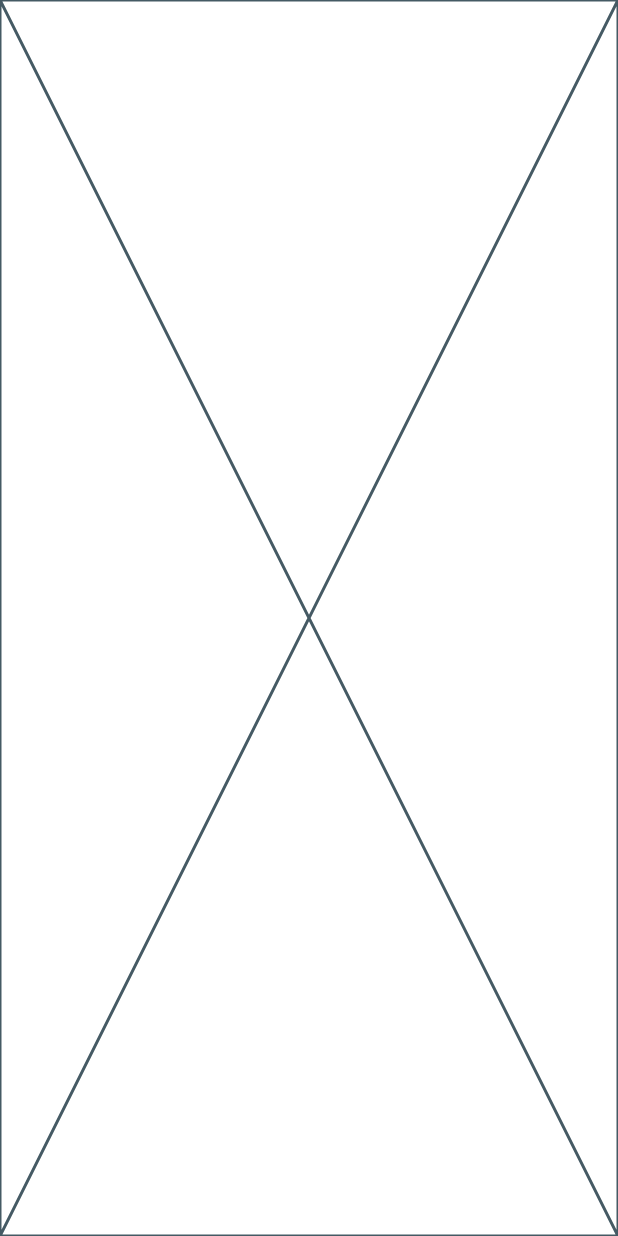
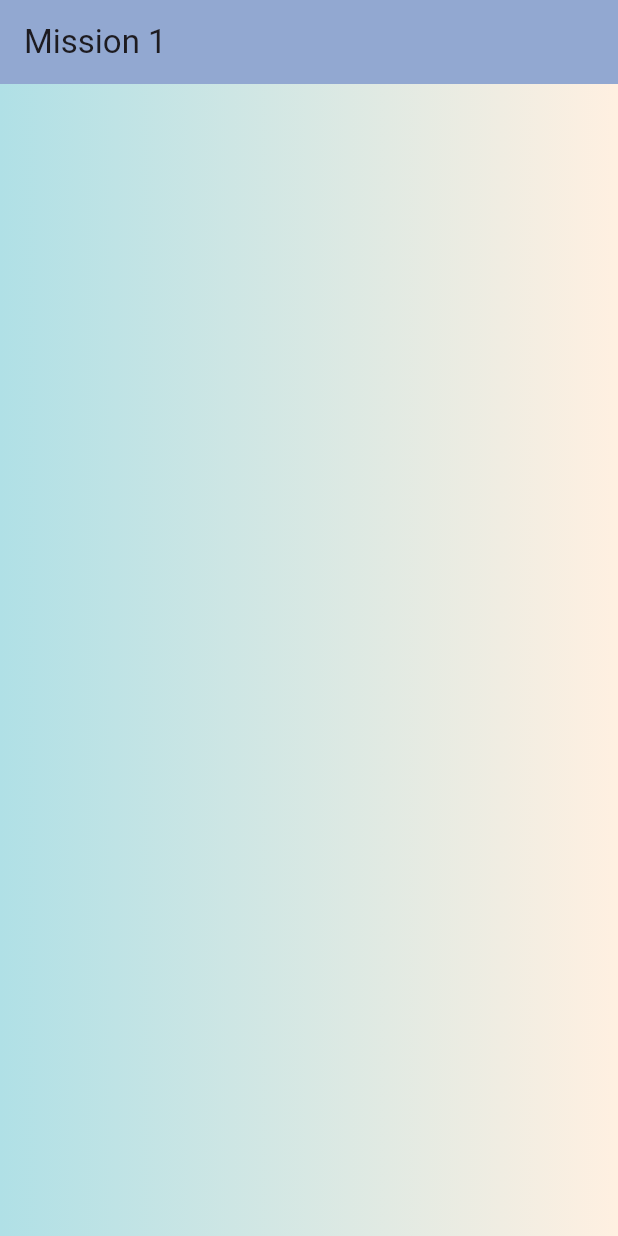
Before and after one commit to gabrielabernice/flutter_widgets_assignment1, a Flutter app: the screen it shows after launch, on a phone screen of 412 x 824 dp. Run offline on Flutter 3.47's test engine with Material 2 defaults, Android fonts, the phone set to English and light mode, and no system bars.

Commit message:
making the app bar and gradient color background

```diff
--- a/lib/home.dart
+++ b/lib/home.dart
@@ -4,12 +4,26 @@ class HomePage extends StatefulWidget {
   const HomePage({super.key});
 
   @override
-  State <HomePage> createState() =>  _HomePageState();
+  State<HomePage> createState() => _HomePageState();
 }
 
-class  _HomePageState extends State <HomePage> {
+class _HomePageState extends State<HomePage> {
   @override
   Widget build(BuildContext context) {
-    return const Placeholder();
+    return Scaffold(
+      appBar: AppBar(
+        title: Text("Mission 1"),
+        backgroundColor: Color(0xFF92A8D1),
+      ),
+      body: Container(
+        decoration: BoxDecoration(
+          gradient: LinearGradient(
+            begin: Alignment.centerLeft,
+            end: Alignment.centerRight,
+            colors: [Color(0xFFB0E0E6), Color(0xFFFFF0E1)],
+          ),
+        ),
+      ),
+    );
   }
 }
```
